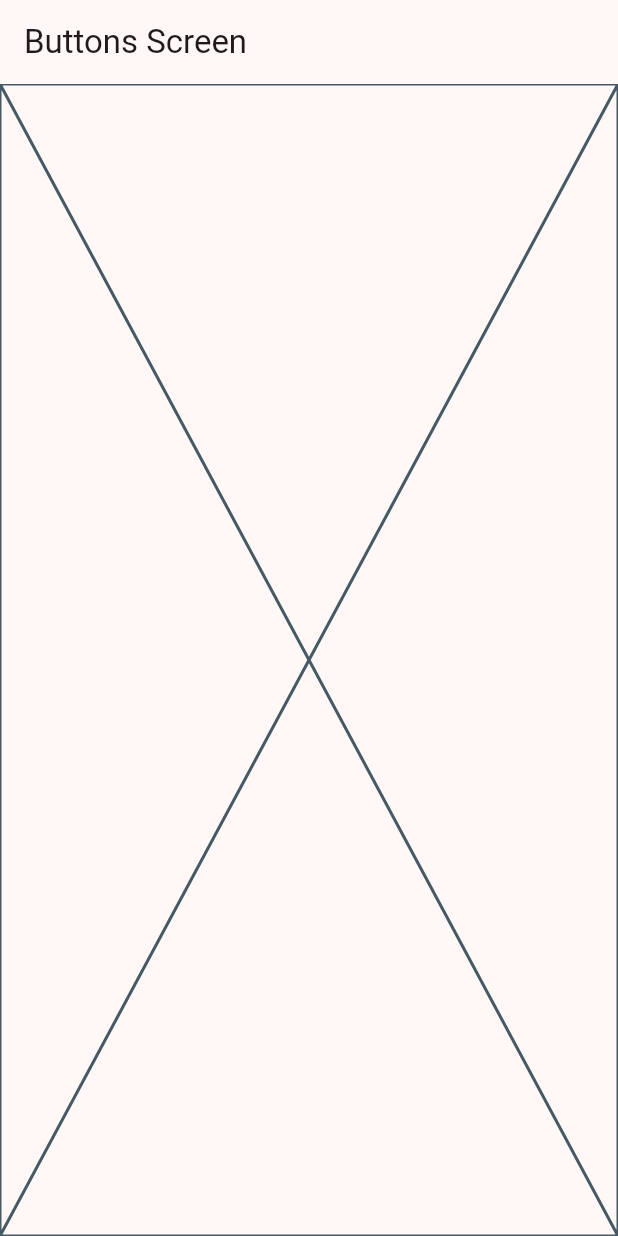
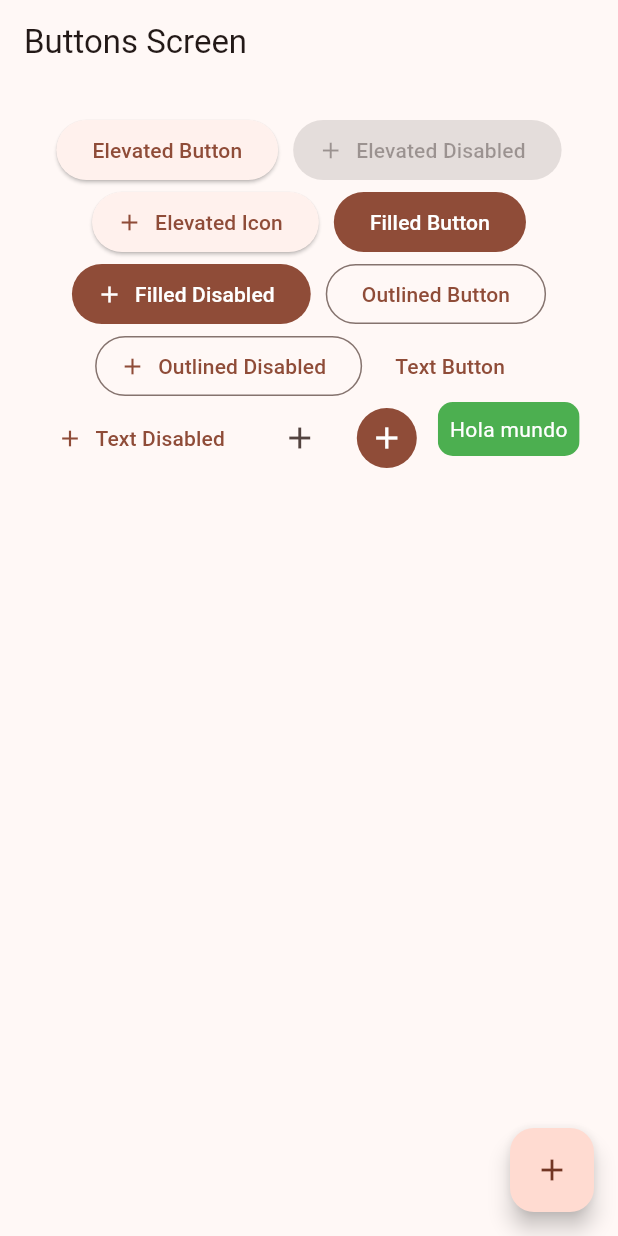
Before and after one commit to DaisyGeraldine/widgets_app, a Flutter app: the ButtonsScreen screen opened by its route, on a phone screen of 412 x 824 dp. Run offline on Flutter 3.47's test engine with Material 2 defaults, Android fonts, the phone set to English and light mode, and no system bars; our stand-ins replace go_router.

Commit message:
buttons screen

```diff
--- a/lib/main.dart
+++ b/lib/main.dart
@@ -15,7 +15,7 @@ class MyApp extends StatelessWidget {
     return MaterialApp.router(
       debugShowCheckedModeBanner: false,
       //title: 'Flutter Demo',
-      theme: Apptheme(selectedColor: 5).getTheme(),
+      theme: Apptheme(selectedColor: 18).getTheme(),
       // routes: {
       //   '/buttons': (context) => ButtonsScreen(),
       //   '/about': (context) => CardsScreen(),
--- a/lib/presentation/screens/buttons/buttons_screen.dart
+++ b/lib/presentation/screens/buttons/buttons_screen.dart
@@ -12,7 +12,113 @@ class ButtonsScreen extends StatelessWidget {
       appBar: AppBar(
         title: const Text('Buttons Screen'),
       ),
-      body: Placeholder(),
+      body: const _ButtonsView(),
+      floatingActionButton: FloatingActionButton(
+        onPressed: () {},
+        child: const Icon(Icons.add),
+      ),
     );
   }
 }
+
+class _ButtonsView extends StatelessWidget {
+  const _ButtonsView({super.key});
+
+  @override
+  Widget build(BuildContext context) {
+    final colors = Theme.of(context).colorScheme;
+    return SizedBox(
+      width: double.infinity,
+      child: Padding(
+        padding: const EdgeInsets.symmetric(horizontal: 10.0, vertical: 20.0),
+        child: Wrap(
+          spacing: 10,
+          alignment: WrapAlignment.center,
+          children: [
+            ElevatedButton(
+              onPressed: () {},
+              child: Text('Elevated Button'),
+            ),
+            ElevatedButton.icon(
+              onPressed: null,
+              icon: Icon(Icons.add),
+              label: Text('Elevated Disabled'),
+            ),
+            ElevatedButton.icon(
+              onPressed: () {},
+              icon: Icon(Icons.add),
+              label: Text('Elevated Icon'),
+            ),
+
+            FilledButton(
+              onPressed: () {},
+              child: Text('Filled Button'),
+            ),
+            FilledButton.icon(
+              onPressed: () {},
+              icon: Icon(Icons.add),
+              label: Text('Filled Disabled'),
+            ),
+
+            OutlinedButton(
+              onPressed: () {},
+              child: Text('Outlined Button'),
+            ),
+            OutlinedButton.icon(
+              onPressed: () {},
+              icon: Icon(Icons.add),
+              label: Text('Outlined Disabled'),
+            ),
+
+            TextButton(
+              onPressed: () {},
+              child: Text('Text Button'),
+            ),
+            TextButton.icon(
+              onPressed: () {},
+              icon: Icon(Icons.add),
+              label: Text('Text Disabled'),
+            ),
+
+            IconButton(
+              onPressed: () {},
+              icon: Icon(Icons.add),
+            ),
+            IconButton(
+              onPressed: () {},
+              icon: Icon(Icons.add),
+              style: ButtonStyle(
+                backgroundColor: MaterialStatePropertyAll(colors.primary),
+                iconColor: MaterialStatePropertyAll(Colors.white),
+              ),
+            ),
+
+            CustomButtom(),
+
+          ],
+        ),
+      ),
+    );
+  }
+}
+
+class CustomButtom extends StatelessWidget {
+  const CustomButtom({super.key});
+
+  @override
+  Widget build(BuildContext context) {
+    return ClipRRect(
+      borderRadius: BorderRadius.circular(10.0),
+      child: Material(
+        color: Colors.green,
+        child: InkWell(
+          onTap: () {},
+          child: Padding(
+            padding: const EdgeInsets.all(8.0),
+            child: Text('Hola mundo', style: TextStyle(color: Colors.white),),
+            ),
+        ),
+      ),
+    );
+  }
+}
```
